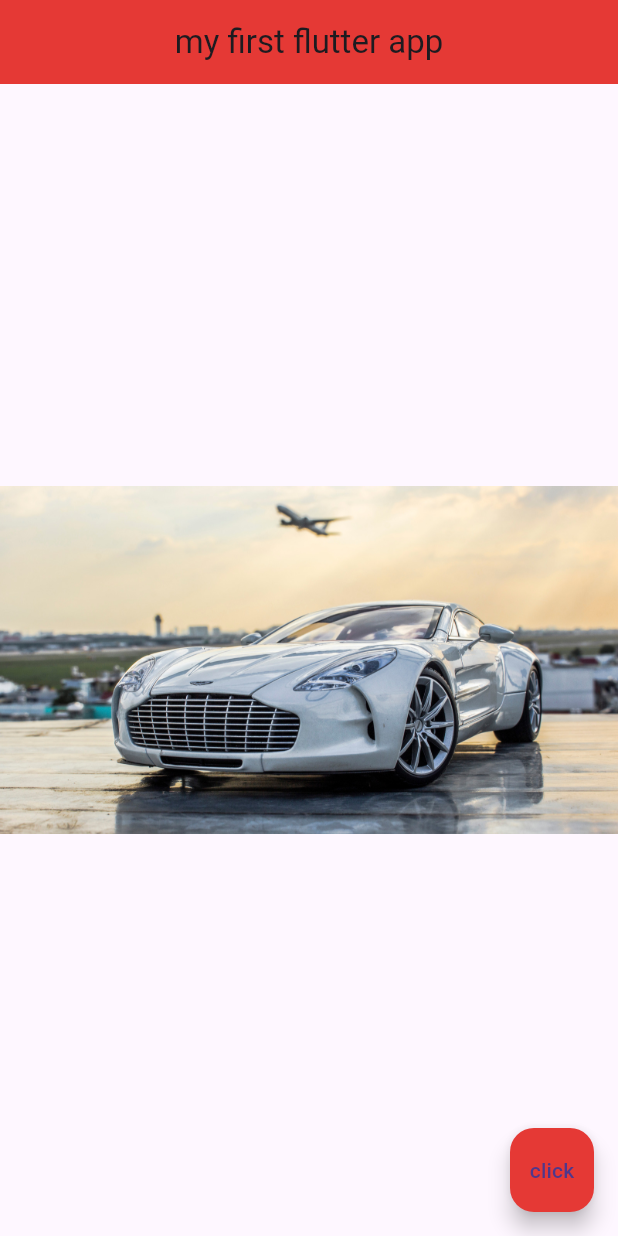
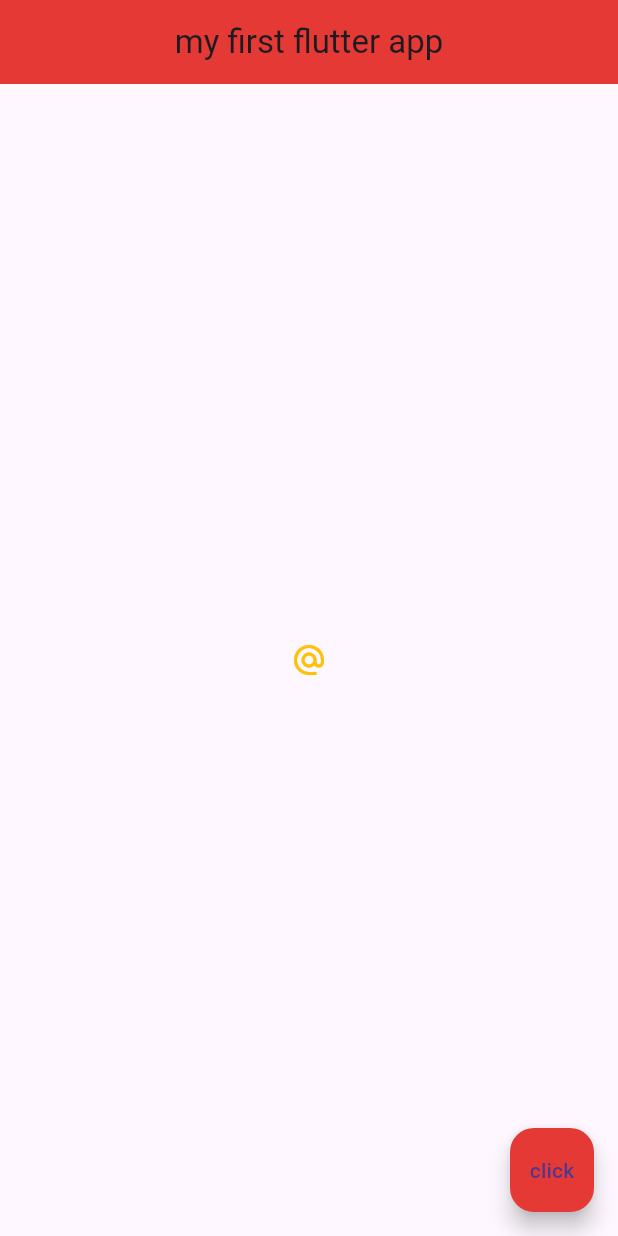
Before and after one commit to JakeG12345/flutter-tutorial-p1, a Flutter app: the screen it shows after launch, on a phone screen of 412 x 824 dp. Run offline on Flutter 3.47's test engine with Material 3 defaults, Android fonts, the phone set to English and light mode, and no system bars.

Commit message:
complete tutorial 9 - icons and buttons

```diff
--- a/lib/main.dart
+++ b/lib/main.dart
@@ -16,7 +16,7 @@ class Home extends StatelessWidget {
       backgroundColor: Colors.red[600]
     ),
     body: Center(
-      child: Image.asset('assets/one-77.jpg'),
+      child: IconButton(onPressed: () {print("you clicked me");}, icon: Icon(Icons.alternate_email, color: Colors.amber,))
     ),
     floatingActionButton: FloatingActionButton(
       onPressed: () => (),
```
